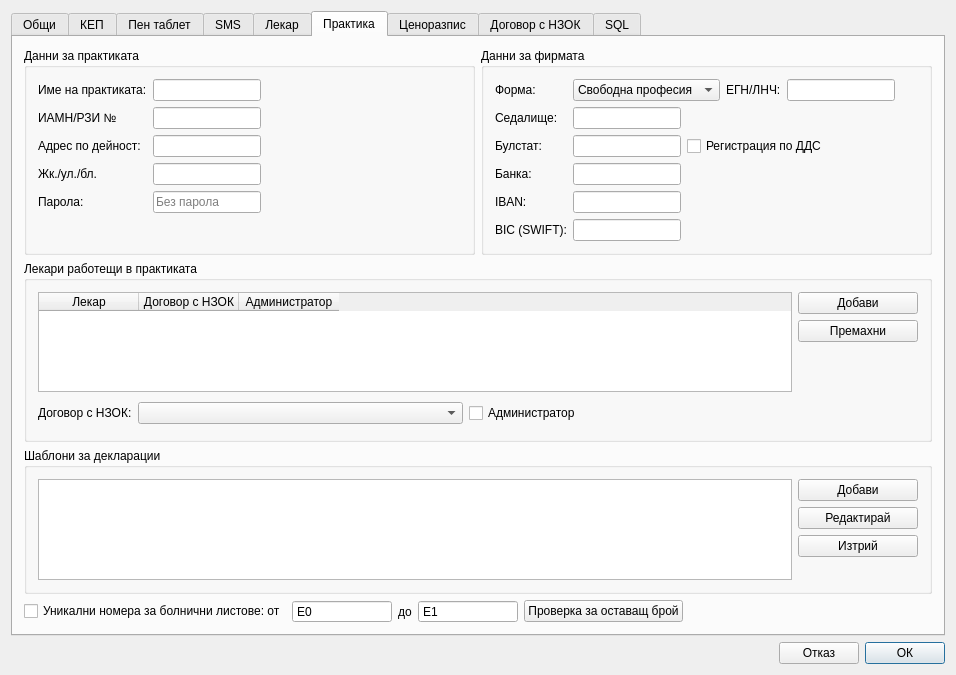
This is src/View/Widgets/SettingsDialog.ui in thefinalcutbg/DinoDent as Qt 5 draws it before an edit. The edited form follows.
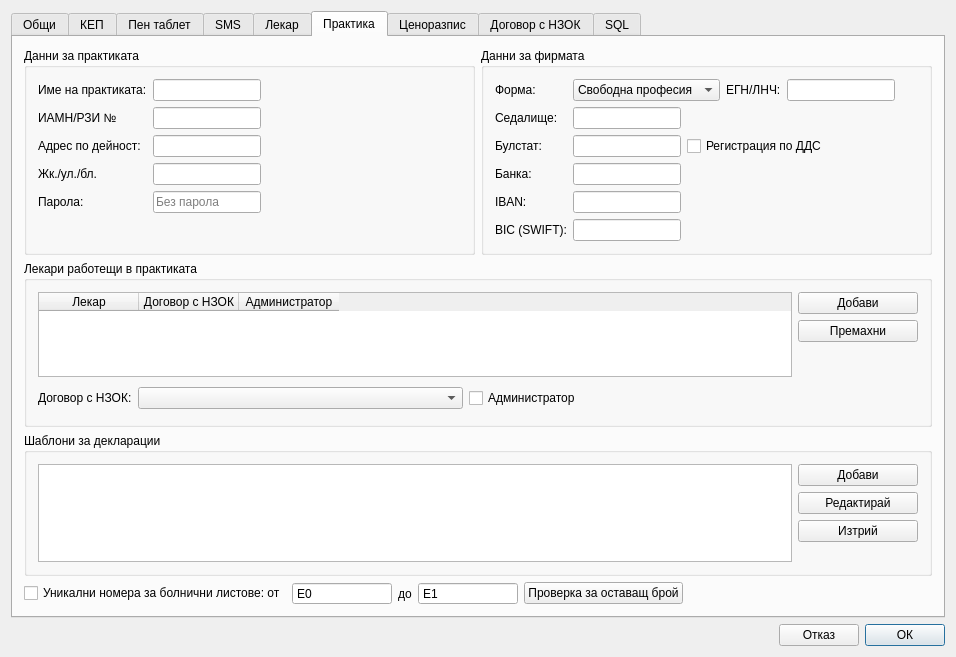
This is the edited form. Custom widgets are drawn as their Qt base class.

```diff
--- a/src/View/Widgets/SettingsDialog.ui
+++ b/src/View/Widgets/SettingsDialog.ui
@@ -7,7 +7,7 @@
     <x>0</x>
     <y>0</y>
     <width>956</width>
-    <height>675</height>
+    <height>657</height>
    </rect>
   </property>
   <property name="minimumSize">
```
